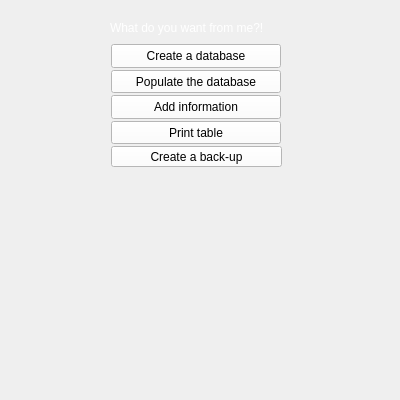
This is mainwindow.ui in EK14/DBMS as Qt 5 draws it before an edit. The edited form follows.
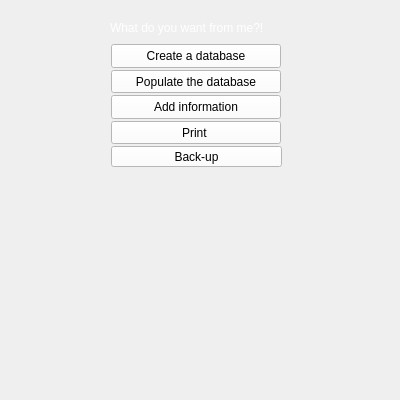
This is the edited form. Icons and pictures are not drawn.

Commit message: added print function

Patch:
```diff
--- a/mainwindow.ui
+++ b/mainwindow.ui
@@ -96,7 +96,7 @@
      <string notr="true">background-color: white;</string>
     </property>
     <property name="text">
-     <string>Print table</string>
+     <string>Print </string>
     </property>
    </widget>
    <widget class="QPushButton" name="pushButton_5">
@@ -112,7 +112,7 @@
      <string notr="true">background-color: white;</string>
     </property>
     <property name="text">
-     <string>Create a back-up</string>
+     <string>Back-up</string>
     </property>
    </widget>
    <widget class="QLabel" name="label_2">
```
The commit also changes 15 other files.
